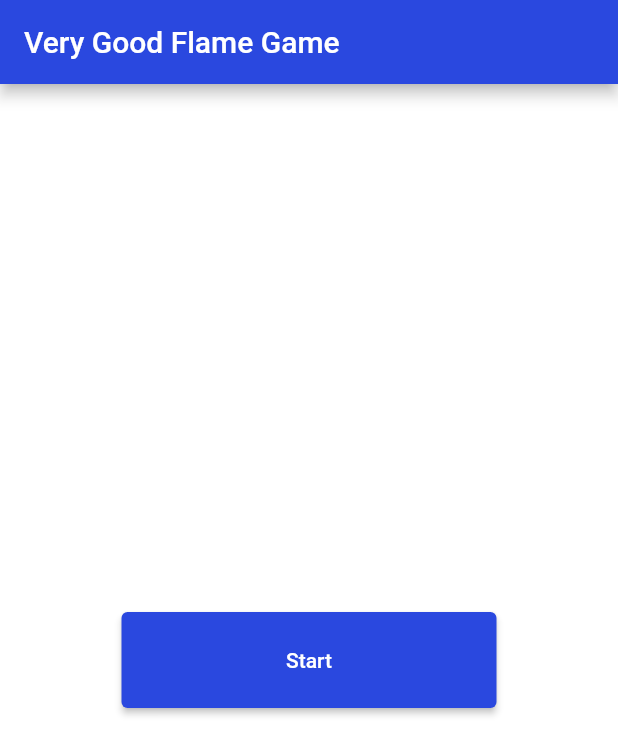
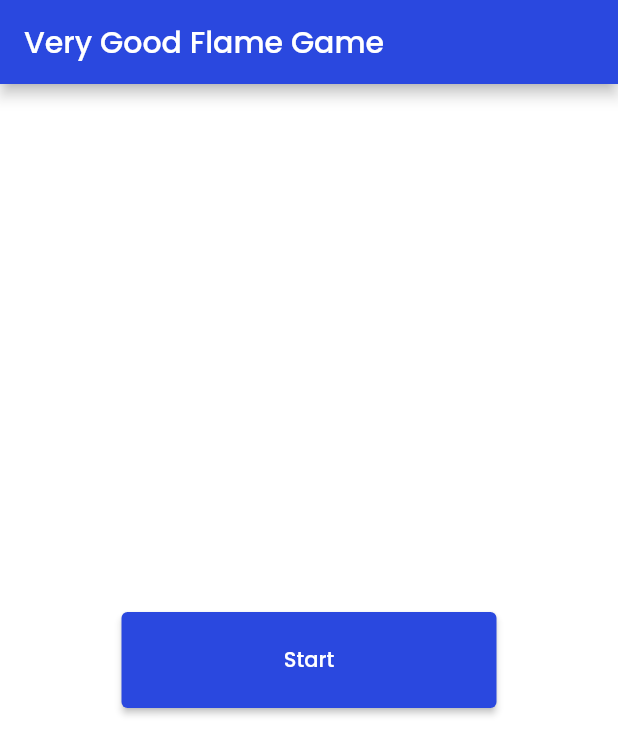
Before and after one commit to VeryGoodOpenSource/very_good_flame_game, a Flutter app: the screen it shows after launch, on a phone screen of 412 x 824 dp. Shown: the top 755 px of the screen. Run offline on Flutter 3.47's test engine with Material 2 defaults, Android fonts, the phone set to English and light mode, and no system bars; our stand-ins replace audioplayers, bloc, equatable, flutter_bloc, google_fonts; missing offline and left inert: flame, flame_behaviors; generated files the repository leaves out were written again.

Commit message:
feat: add poppins font

```diff
--- a/src/very_good_flame_game/lib/app/view/app.dart
+++ b/src/very_good_flame_game/lib/app/view/app.dart
@@ -10,6 +10,7 @@ import 'package:flame/cache.dart';
 import 'package:flutter/material.dart';
 import 'package:flutter_bloc/flutter_bloc.dart';
 import 'package:flutter_localizations/flutter_localizations.dart';
+import 'package:google_fonts/google_fonts.dart';
 import 'package:very_good_flame_game/l10n/l10n.dart';
 import 'package:very_good_flame_game/loading/loading.dart';
 
@@ -50,6 +51,7 @@ class AppView extends StatelessWidget {
             backgroundColor: MaterialStateProperty.all(const Color(0xFF2A48DF)),
           ),
         ),
+        textTheme: GoogleFonts.poppinsTextTheme(),
       ),
       localizationsDelegates: const [
         AppLocalizations.delegate,
--- a/src/very_good_flame_game/lib/game/components/counter_component.dart
+++ b/src/very_good_flame_game/lib/game/components/counter_component.dart
@@ -1,5 +1,6 @@
 import 'package:flame/components.dart';
 import 'package:flutter/material.dart';
+import 'package:google_fonts/google_fonts.dart';
 import 'package:very_good_flame_game/game/game.dart';
 
 class CounterComponent extends PositionComponent
@@ -16,7 +17,7 @@ class CounterComponent extends PositionComponent
       text = TextComponent(
         anchor: Anchor.center,
         textRenderer: TextPaint(
-          style: const TextStyle(
+          style: GoogleFonts.poppins(
             color: Colors.white,
             fontSize: 4,
           ),
--- a/src/very_good_flame_game/pubspec.yaml
+++ b/src/very_good_flame_game/pubspec.yaml
@@ -19,6 +19,7 @@ dependencies:
   flutter_bloc: ^8.1.1
   flutter_localizations:
     sdk: flutter
+  google_fonts: ^3.0.1
   intl: ^0.17.0
   mockingjay: ^0.3.0
 
```
Also changed, not shown: src/very_good_flame_game/pubspec.lock.
